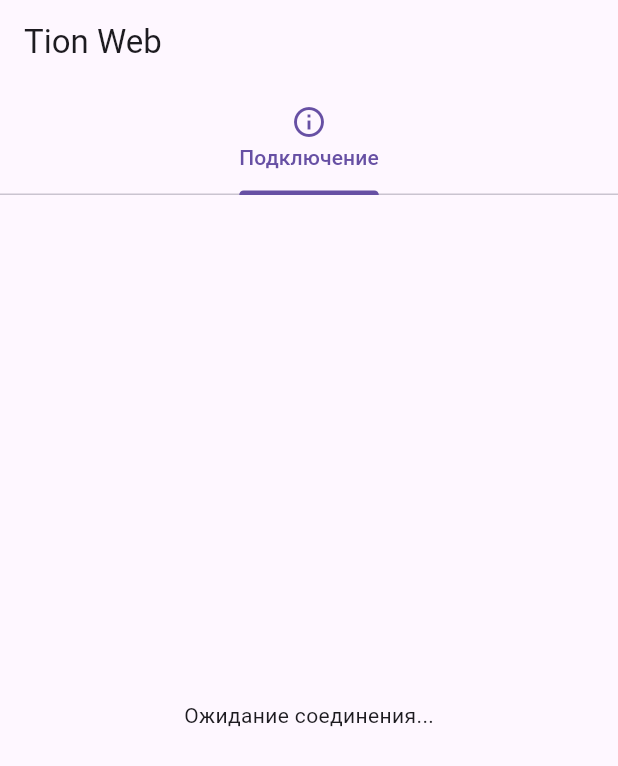
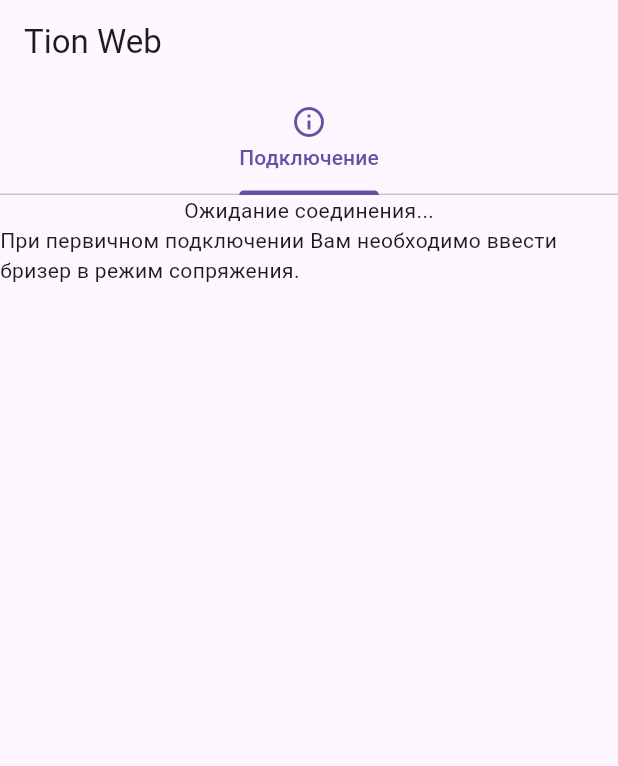
Before and after one commit to dentra/tion-web, a Flutter app: the screen it shows after launch, on a phone screen of 412 x 824 dp. Shown: the top 766 px of the screen. Run offline on Flutter 3.47's test engine with Material 3 defaults, Android fonts, the phone set to English and light mode, and no system bars; our stand-ins replace convert, logger; missing offline and left inert: crclib, cryptography, flutter_web_bluetooth.

Commit message:
fix typos

```diff
--- a/lib/firmware_widget.dart
+++ b/lib/firmware_widget.dart
@@ -192,7 +192,7 @@
                   child: Column(
                     children: [
                       Text(
-                        "ВНМАНИЕ!",
+                        "ВНИМАНИЕ!",
                         style: TextStyle(fontSize: 40, color: Colors.red),
                       ),
                       Text(
@@ -200,7 +200,7 @@
                         style: TextStyle(fontSize: 20, color: Colors.red),
                       ),
                       Text(
-                        "что осознаете риск и принимаете отвественность за все возможные последсвтия!",
+                        "что осознаете риск и принимаете ответственность за все возможные последствия!",
                         style: TextStyle(fontSize: 20, color: Colors.red),
                         //
                       ),
--- a/lib/main.dart
+++ b/lib/main.dart
@@ -90,7 +90,14 @@
             controller: tion.connected ? _tabController : null,
             children: [
               if (!tion.connected)
-                const Center(child: Text('Ожидание соединения...')),
+                const Column(
+                  children: [
+                    Center(child: Text('Ожидание соединения...')),
+                    Center(
+                        child: Text(
+                            'При первичном подключении Вам необходимо ввести бризер в режим сопряжения.')),
+                  ],
+                ),
               if (tion.connected)
                 TionStateWidget(
                   tion: tion,
```
Also changed, not shown: 3 other files.
